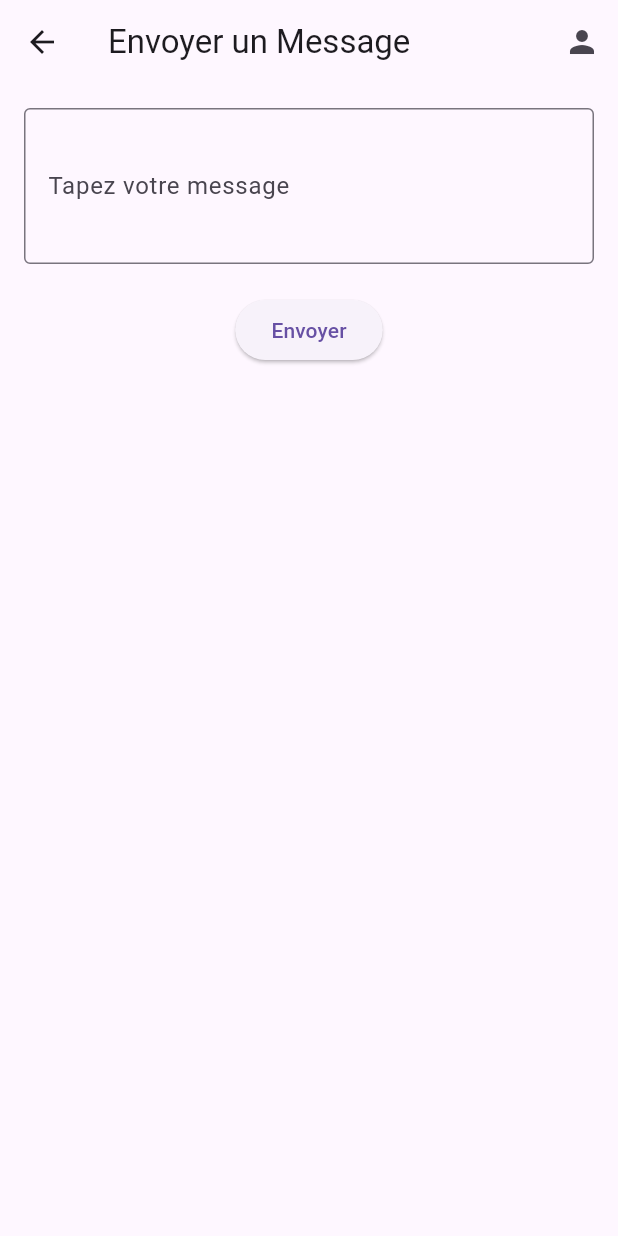
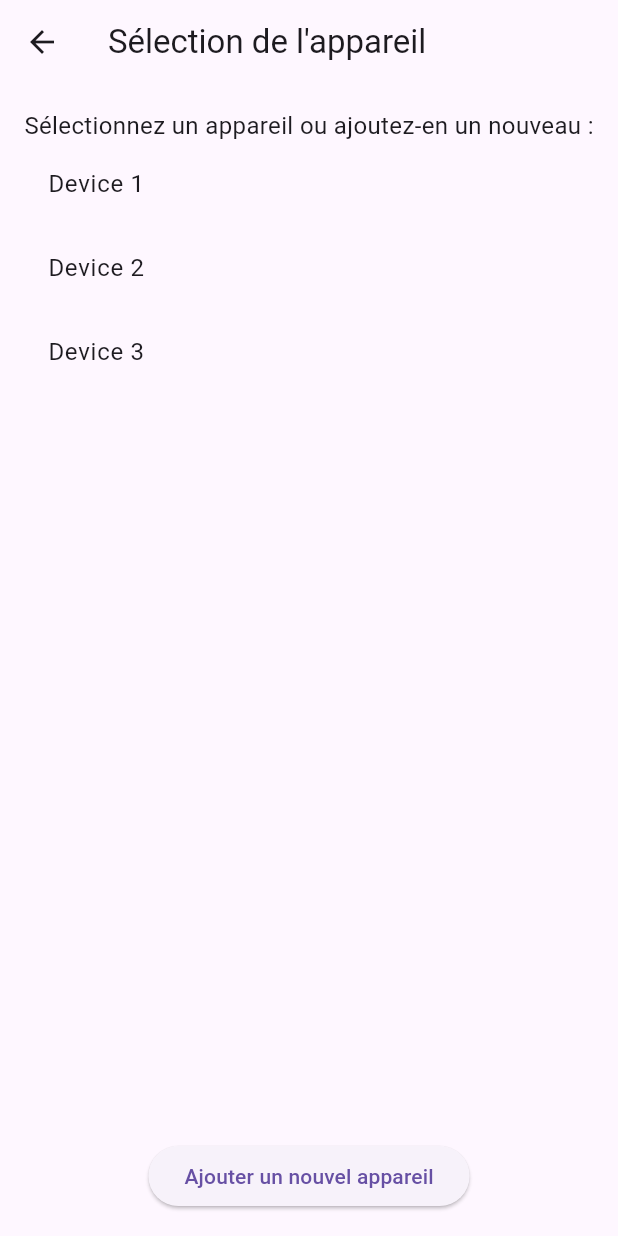
Before and after one commit to zlahmar/Projet_IoT_AMC, a Flutter app: the screen it shows after launch, after a tap on "Se connecter", on a phone screen of 412 x 824 dp. Run offline on Flutter 3.47's test engine with Material 3 defaults, Android fonts, the phone set to English and light mode, and no system bars.

Commit message:
Implement user authentication flow with login, registration, and password recovery pages

```diff
--- a/lib/main.dart
+++ b/lib/main.dart
@@ -4,7 +4,6 @@ import './views/home/welcome_page.dart';
 void main() {
   runApp(MyApp());
 }
-
 
 class MyApp extends StatelessWidget {
   @override
--- a/lib/views/auth/login_page.dart
+++ b/lib/views/auth/login_page.dart
@@ -1,10 +1,11 @@
-// login_page.dart
 import 'package:flutter/material.dart';
-import '../home/message_page.dart';
+import 'register_page.dart'; // Page d'inscription
+import 'forgot_password_page.dart'; // Page pour mot de passe oublié
+import '../home/device_selection_page.dart'; // Page de sélection de l'appareil
 
 class LoginPage extends StatelessWidget {
-  final TextEditingController usernameController = TextEditingController();
-  final TextEditingController deviceIdController = TextEditingController();
+  final TextEditingController emailController = TextEditingController();
+  final TextEditingController passwordController = TextEditingController();
 
   @override
   Widget build(BuildContext context) {
@@ -16,32 +17,51 @@ class LoginPage extends StatelessWidget {
           mainAxisAlignment: MainAxisAlignment.center,
           children: [
             TextField(
-              controller: usernameController,
-              decoration: InputDecoration(labelText: "Nom d'utilisateur"),
+              controller: emailController,
+              decoration: InputDecoration(labelText: "Adresse e-mail"),
             ),
             TextField(
-              controller: deviceIdController,
-              decoration: InputDecoration(labelText: "ID de l'appareil"),
+              controller: passwordController,
+              obscureText: true,
+              decoration: InputDecoration(labelText: "Mot de passe"),
             ),
             SizedBox(height: 20),
             ElevatedButton(
               onPressed: () {
-                // Action de connexion (validation du formulaire ou interaction Firebase)
+                // Logique de connexion, puis redirection
                 Navigator.push(
                   context,
                   MaterialPageRoute(
-                      builder: (context) =>
-                          MessagePage(username: usernameController.text)),
+                      builder: (context) => DeviceSelectionPage()),
                 );
               },
               child: Text("Se connecter"),
             ),
+            SizedBox(height: 10),
+            Row(
+              mainAxisAlignment: MainAxisAlignment.center,
+              children: [
+                Text("Pas de compte ?"),
+                TextButton(
+                  onPressed: () {
+                    Navigator.push(
+                      context,
+                      MaterialPageRoute(builder: (context) => RegisterPage()),
+                    );
+                  },
+                  child: Text("S'inscrire"),
+                ),
+              ],
+            ),
+            SizedBox(height: 10),
             TextButton(
               onPressed: () {
-                // Code de scan du QR code pour remplir l'ID de l'appareil
-                // (Utilisation d'un package de scan QR)
+                Navigator.push(
+                  context,
+                  MaterialPageRoute(builder: (context) => ForgotPasswordPage()),
+                );
               },
-              child: Text("Scanner le QR Code"),
+              child: Text("Mot de passe oublié ?"),
             ),
           ],
         ),
--- /dev/null
+++ b/lib/views/home/device_selection_page.dart
@@ -0,0 +1,47 @@
+import 'package:flutter/material.dart';
+import '../home/home_page.dart';
+
+class DeviceSelectionPage extends StatelessWidget {
+  final List<String> previousDevices = ["Device 1", "Device 2", "Device 3"];
+
+  @override
+  Widget build(BuildContext context) {
+    return Scaffold(
+      appBar: AppBar(title: Text("Sélection de l'appareil")),
+      body: Padding(
+        padding: EdgeInsets.all(16.0),
+        child: Column(
+          children: [
+            Text("Sélectionnez un appareil ou ajoutez-en un nouveau :",
+                style: TextStyle(fontSize: 16)),
+            Expanded(
+              child: ListView.builder(
+                itemCount: previousDevices.length,
+                itemBuilder: (context, index) {
+                  return ListTile(
+                    title: Text(previousDevices[index]),
+                    onTap: () {
+                      Navigator.push(
+                        context,
+                        MaterialPageRoute(
+                          builder: (context) =>
+                              HomePage(deviceId: previousDevices[index]),
+                        ),
+                      );
+                    },
+                  );
+                },
+              ),
+            ),
+            ElevatedButton(
+              onPressed: () {
+                // Ajouter un nouvel appareil
+              },
+              child: Text("Ajouter un nouvel appareil"),
+            ),
+          ],
+        ),
+      ),
+    );
+  }
+}
```
Also changed, not shown: lib/views/auth/admin_page.dart (added, +20 -0 lines), lib/views/auth/forgot_password_page.dart (added, +37 -0 lines), lib/views/auth/register_page.dart (+47 -0 lines), lib/views/home/home_page.dart (+21 -0 lines).
